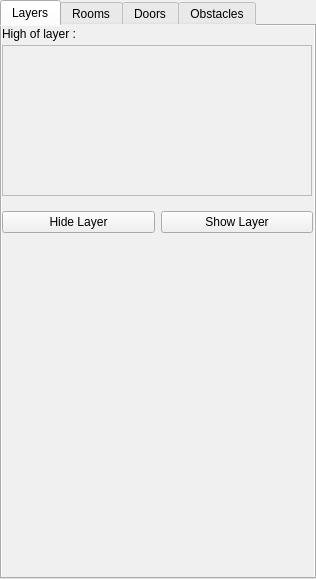
Old version of the form forms/roomwidget.ui in the repository JuPedSim/jpseditor.
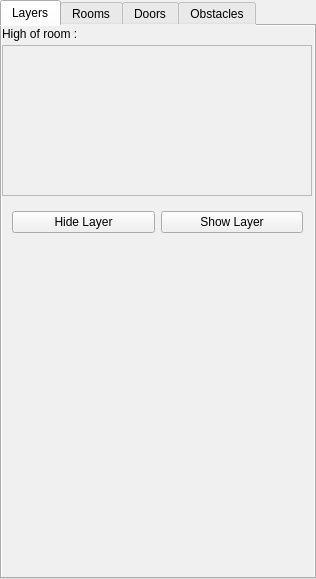
New version of the form.

Commit message: Update layerListWidget when elevation changed

Patch:
```diff
--- a/forms/roomwidget.ui
+++ b/forms/roomwidget.ui
@@ -29,9 +29,9 @@
    <widget class="QWidget" name="layoutWidget">
     <property name="geometry">
      <rect>
-      <x>0</x>
+      <x>10</x>
       <y>180</y>
-      <width>311</width>
+      <width>291</width>
       <height>32</height>
      </rect>
     </property>
@@ -67,12 +67,12 @@
      <rect>
       <x>0</x>
       <y>0</y>
-      <width>221</width>
+      <width>121</width>
       <height>16</height>
      </rect>
     </property>
     <property name="text">
-     <string>High of layer :</string>
+     <string>High of room :</string>
     </property>
    </widget>
   </widget>
```
The commit also changes 2 other files.
